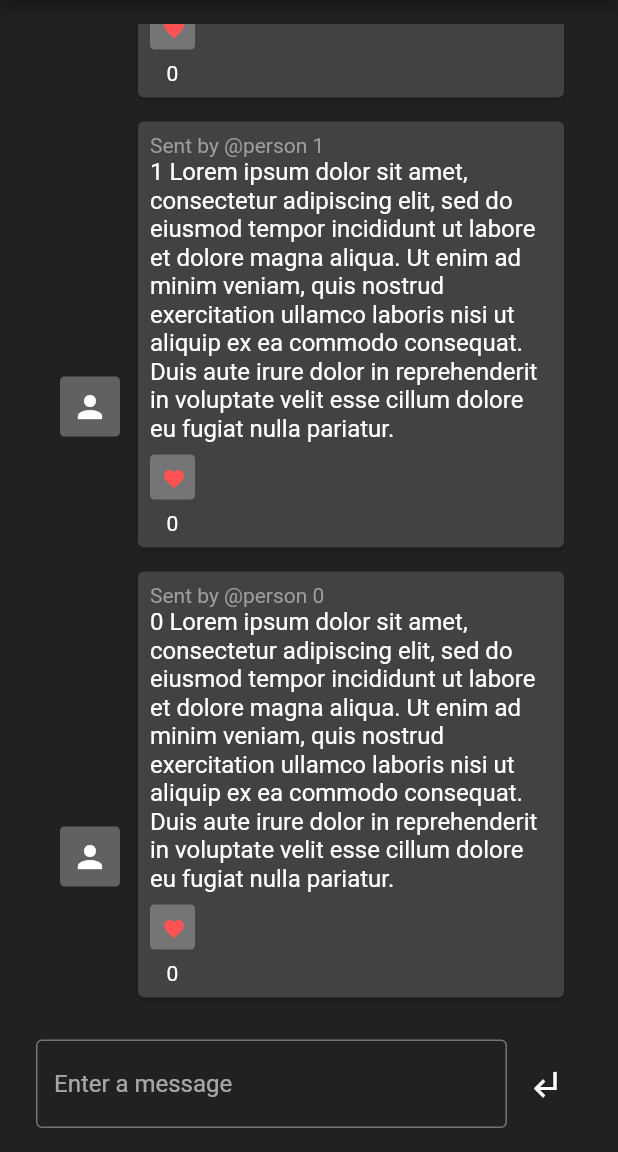
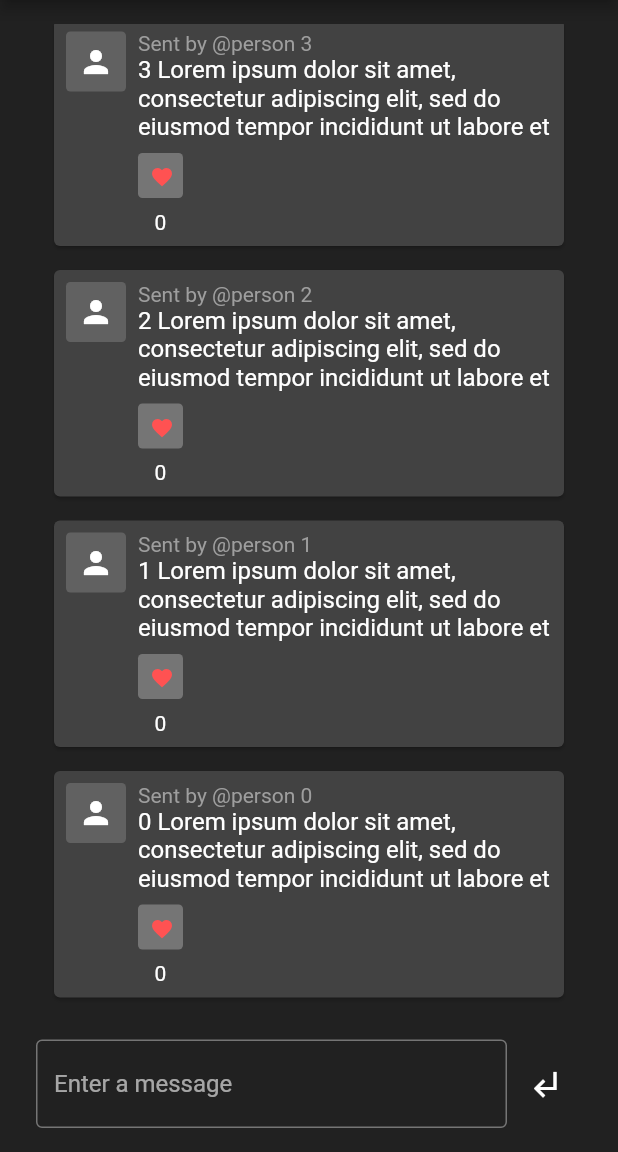
Before and after one commit to Frooge/thread_app, a Flutter app: the screen it shows once a user with an empty profile is signed in, on a phone screen of 412 x 824 dp, the part 84-1236 px from its top. Run offline on Flutter 3.47's test engine with Material 2 defaults, Android fonts, the phone set to English and light mode, and no system bars; our stand-ins replace firebase_auth, firebase_core; accounts and stored records are empty.

Commit message:
redesign thread chat

```diff
--- a/lib/utils/constants.dart
+++ b/lib/utils/constants.dart
@@ -3,24 +3,32 @@
 import 'package:flutter/material.dart';
 
 class Constants {
-  static const EdgeInsets p_1 = EdgeInsets.all(8);
-  static const EdgeInsets p_2 = EdgeInsets.all(16);
-  static const EdgeInsets p_3 = EdgeInsets.all(24);
+  static const double psize_1 = 8.0;
+  static const double psize_2 = 16.0;
+  static const double psize_3 = 24.0;
 
-  static const EdgeInsets pr_1 = EdgeInsets.only(right: 8);
+  static const EdgeInsets p_1 = EdgeInsets.all(psize_1);
+  static const EdgeInsets p_2 = EdgeInsets.all(psize_2);
+  static const EdgeInsets p_3 = EdgeInsets.all(psize_3);
 
-  static const EdgeInsets px_1 = EdgeInsets.only(left: 8, right: 8);
-  static const EdgeInsets px_2 = EdgeInsets.only(left: 16, right: 16);
-  static const EdgeInsets px_3 = EdgeInsets.only(left: 24, right: 24);
+  static const EdgeInsets pr_1 = EdgeInsets.only(right: psize_1);
 
-  static const EdgeInsets py_1 = EdgeInsets.only(top: 8, bottom: 8);
-  static const EdgeInsets py_2 = EdgeInsets.only(top: 16, bottom: 16);
+  static const EdgeInsets pl_1 = EdgeInsets.only(left: psize_1);
 
-  static const EdgeInsets pt_1 = EdgeInsets.only(top: 8);
-  static const EdgeInsets pt_2 = EdgeInsets.only(top: 16);
+  static const EdgeInsets plt_1 = EdgeInsets.only(top: psize_1, left: psize_1);
 
-  static const EdgeInsets pb_1 = EdgeInsets.only(bottom: 8);
-  static const EdgeInsets pb_2 = EdgeInsets.only(bottom: 16);
+  static const EdgeInsets px_1 = EdgeInsets.only(left: psize_1, right: psize_1);
+  static const EdgeInsets px_2 = EdgeInsets.only(left: psize_2, right: psize_2);
+  static const EdgeInsets px_3 = EdgeInsets.only(left: psize_3, right: psize_3);
+
+  static const EdgeInsets py_1 = EdgeInsets.only(top: psize_1, bottom: psize_1);
+  static const EdgeInsets py_2 = EdgeInsets.only(top: psize_2, bottom: psize_2);
+
+  static const EdgeInsets pt_1 = EdgeInsets.only(top: psize_1);
+  static const EdgeInsets pt_2 = EdgeInsets.only(top: psize_2);
+
+  static const EdgeInsets pb_1 = EdgeInsets.only(bottom: psize_1);
+  static const EdgeInsets pb_2 = EdgeInsets.only(bottom: psize_2);
 
   static const double h_1 = 24;
   static const double h_2 = 18;
--- a/lib/widgets/thread_chat.dart
+++ b/lib/widgets/thread_chat.dart
@@ -29,23 +29,24 @@ const ThreadChat({ Key? key }) : super(key: key);
   Widget chatMessage(BuildContext context, int index) {
     return Container(
       margin: Constants.pb_1,
+      child: Card(
+        color: Colors.grey.shade800,
         child: Row(
           mainAxisSize: MainAxisSize.max,
           mainAxisAlignment: MainAxisAlignment.start,
-        crossAxisAlignment: CrossAxisAlignment.end,
+          crossAxisAlignment: CrossAxisAlignment.start,
           children: [
             chatUser(),
             chatText(index, 'person $index'),
           ],
+        ),
       ),
     );
   }
 
   Padding chatUser() {
     return Padding(
-      padding: const EdgeInsets.only(bottom: 70),
-      child: Padding(
-        padding: Constants.p_1,
+      padding: Constants.plt_1,
       child: Container(
         padding: Constants.p_1,
         decoration: BoxDecoration(
@@ -54,15 +55,12 @@ const ThreadChat({ Key? key }) : super(key: key);
         ),
         child: const Icon(Icons.person)
       ),
-      ),
     );
   }
 
   Expanded chatText(int index, String person) {
 
     return Expanded(
-      child: Card(
-        color: Colors.grey.shade800,
       child: Container(
         padding: Constants.p_1,
         child: Column(
@@ -75,7 +73,6 @@ const ThreadChat({ Key? key }) : super(key: key);
             heartEmote()
           ],
         )
-        ),
       ),
     );
   }
@@ -91,7 +88,7 @@ const ThreadChat({ Key? key }) : super(key: key);
 
   Text textMessage(int index) {
     return Text(
-      '$index Lorem ipsum dolor sit amet, consectetur adipiscing elit, sed do eiusmod tempor incididunt ut labore et dolore magna aliqua. Ut enim ad minim veniam, quis nostrud exercitation ullamco laboris nisi ut aliquip ex ea commodo consequat. Duis aute irure dolor in reprehenderit in voluptate velit esse cillum dolore eu fugiat nulla pariatur.',
+      '$index Lorem ipsum dolor sit amet, consectetur adipiscing elit, sed do eiusmod tempor incididunt ut labore et',
       style: const TextStyle(
         fontSize: Constants.h_3,
       ),
```
Lines whose indentation alone changed are shown as unchanged.
